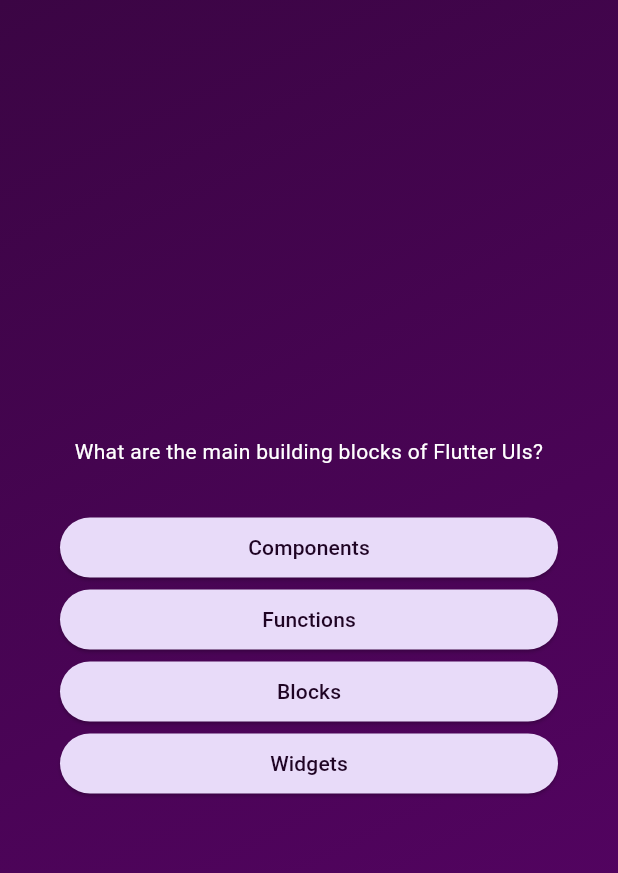
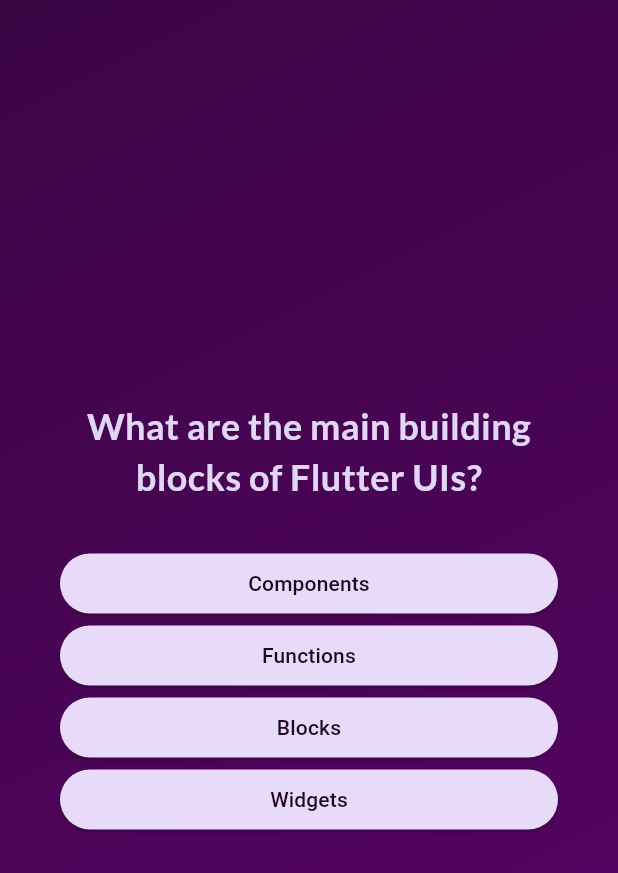
Before and after one commit to dainavipurav/002_flutter_quiz, a Flutter app: the screen it shows after launch, after a tap on "Start Quize", on a phone screen of 412 x 824 dp. Shown: the top 873 px of the screen. Run offline on Flutter 3.47's test engine with Material 3 defaults, Android fonts, the light colour scheme and no system bars; our stand-ins replace google_fonts.

Commit message:
text style added font family added from pub.dev

```diff
--- a/lib/answer_button.dart
+++ b/lib/answer_button.dart
@@ -19,7 +19,10 @@
           borderRadius: BorderRadius.circular(40),
         ),
       ),
-      child: Text(answerText),
+      child: Text(
+        answerText,
+        textAlign: TextAlign.center,
+      ),
     );
   }
 }
--- a/lib/questions_screen.dart
+++ b/lib/questions_screen.dart
@@ -1,6 +1,7 @@
 import 'package:flutter/material.dart';
 import 'package:flutter_basic_quiz_app_udemy/answer_button.dart';
 import 'package:flutter_basic_quiz_app_udemy/data/questions.dart';
+import 'package:google_fonts/google_fonts.dart';
 
 class QuestionsScreen extends StatefulWidget {
   const QuestionsScreen({super.key});
@@ -34,7 +35,11 @@
         children: [
           Text(
             currentQuestion.text,
-            style: const TextStyle(color: Colors.white),
+            style: GoogleFonts.lato(
+              color: const Color.fromARGB(255, 225, 214, 246),
+              fontSize: 24,
+              fontWeight: FontWeight.bold,
+            ),
             textAlign: TextAlign.center,
           ),
           const SizedBox(height: 30),
--- a/lib/styled_text.dart
+++ b/lib/styled_text.dart
@@ -1,4 +1,5 @@
 import 'package:flutter/material.dart';
+import 'package:google_fonts/google_fonts.dart';
 
 class StyledText extends StatelessWidget {
   final String text;
@@ -9,7 +10,7 @@
   Widget build(context) {
     return Text(
       text,
-      style: TextStyle(
+      style: GoogleFonts.lato(
         color: Colors.white,
         fontSize: fontSize,
       ),
--- a/pubspec.yaml
+++ b/pubspec.yaml
@@ -9,6 +9,7 @@
 dependencies:
   flutter:
     sdk: flutter
+  google_fonts: ^6.2.1
 
 dev_dependencies:
   flutter_test:
```
Also changed, not shown: pubspec.lock, 3 other files.
